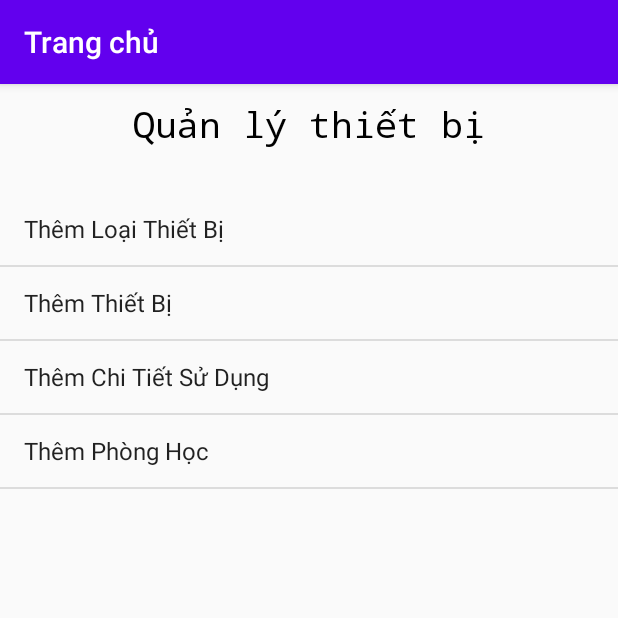
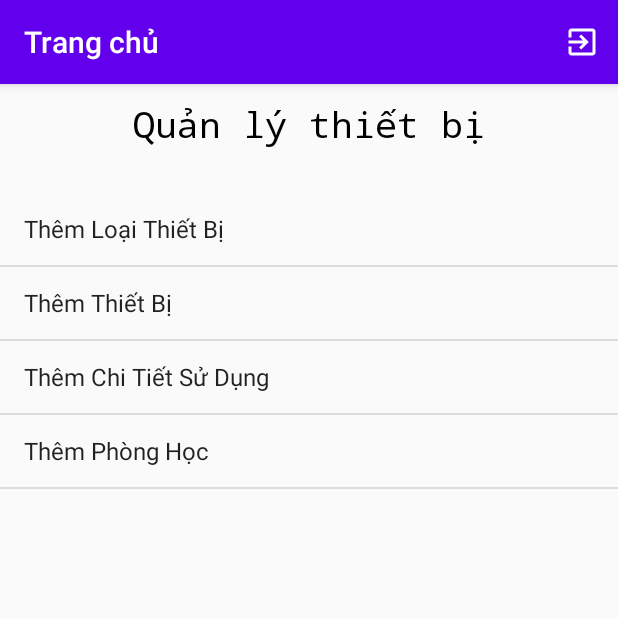
Before and after one commit to baybayhaiba/doAn_QuanLyThietBi, an Android app: the MainActivity screen opened directly, with no data from a screen before it, on a phone screen of 412 x 824 dp, the top half of it. Run offline under Robolectric (Android 15) with nearby library versions, the phone set to English and light mode, and no system bars.

Commit message:
Tạo menu cho danh sách hiển thị chức năng đăng xuất

```diff
--- /dev/null
+++ b/app/src/main/res/menu/menu_main.xml
@@ -0,0 +1,8 @@
+<?xml version="1.0" encoding="utf-8"?>
+<menu xmlns:android="http://schemas.android.com/apk/res/android"
+    xmlns:app="http://schemas.android.com/apk/res-auto">
+    <item android:id="@+id/mnExit"
+        android:title="@string/exit"
+        android:icon="@drawable/ic_baseline_exit_to_app_24"
+        app:showAsAction="ifRoom"/>
+</menu>
```
Also changed, not shown: app/src/main/java/tdc/edu/vn/qlsv/GiaoDien/MainActivity.java (+29 -1 lines), 129 other files.
